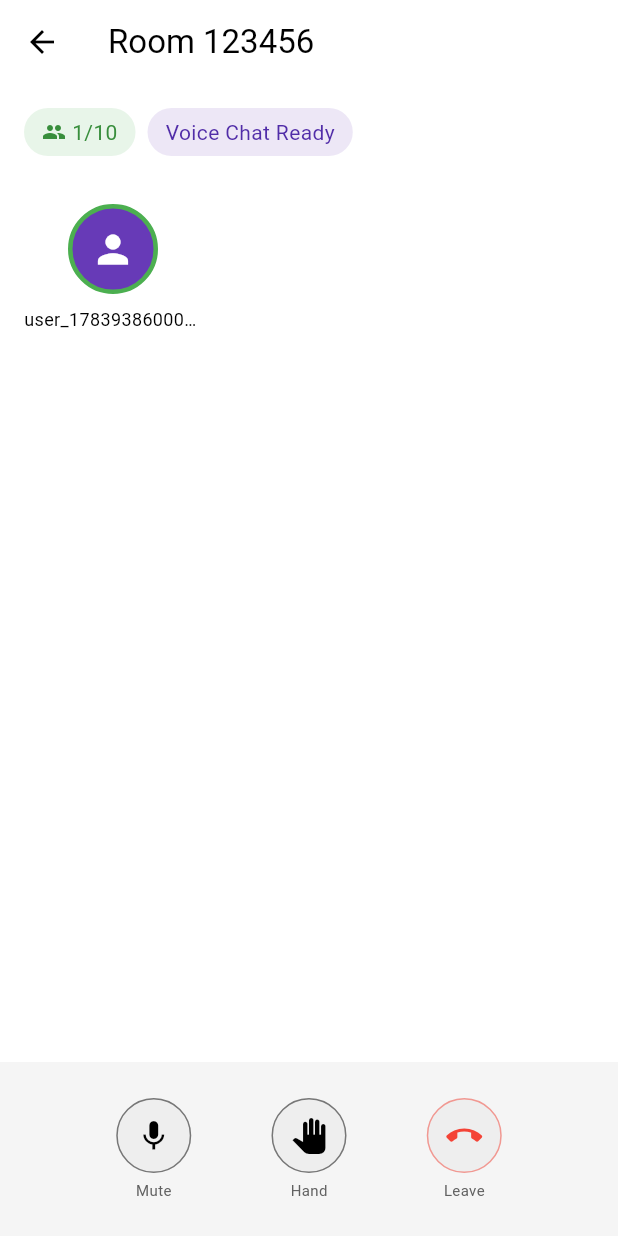
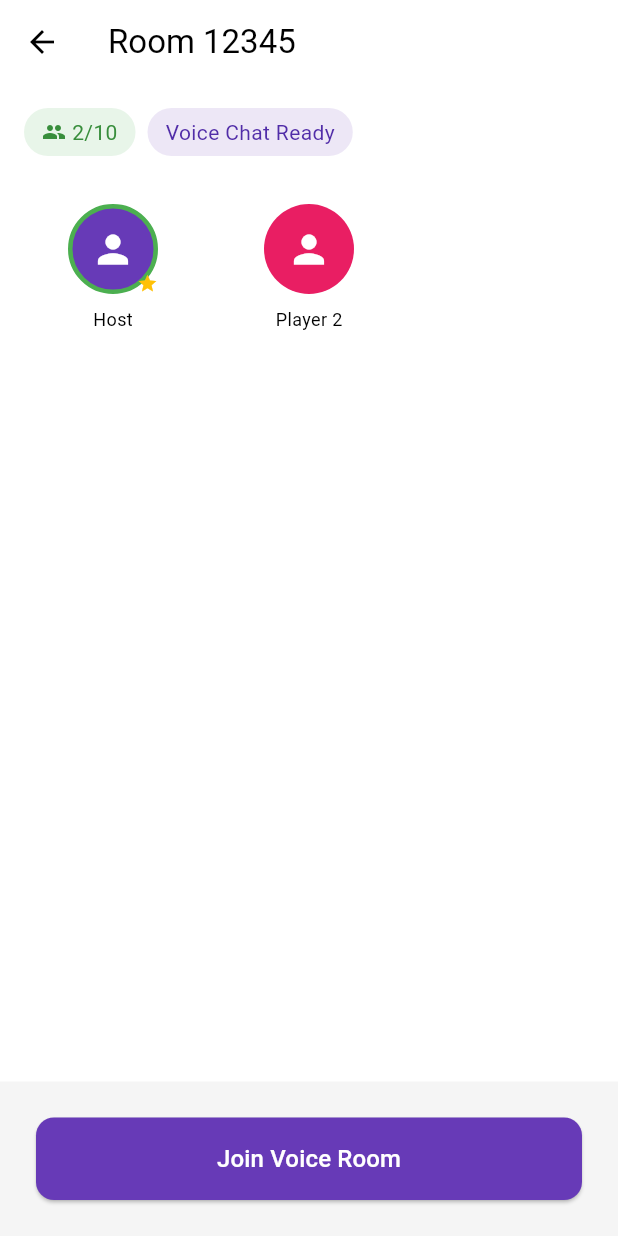
Before and after one commit to webzrtx/playtime, a Flutter app: the VoiceRoomScreen screen opened by its route, on a phone screen of 412 x 824 dp. Run offline on Flutter 3.47's test engine with Material 3 defaults, Android fonts, the phone set to English and light mode, and no system bars.

Commit message:
Fix: Add mock TRTC service and fix VoiceRoomScreen for testing

```diff
--- a/lib/config/trtc_config.dart
+++ b/lib/config/trtc_config.dart
@@ -1,12 +1,9 @@
-/// Tencent TRTC Configuration
+// Tencent TRTC Configuration
+// TODO: Replace with secure backend for UserSig generation
+
 class TRTCConfig {
-  // Your Tencent credentials
-  static const int sdkAppId = 20044652;
-  static const String secretKey = '971dd4f906087a876b1f6e179022a7b4549bb9ccab4bc1b4e31e48aea6bf47c0';
+  static const int sdkAppId = 20044652;  // Your Tencent TRTC SDK App ID
+  static const String secretKey = 'YOUR_SECRET_KEY';  // Replace with your secret key (use env var in production)
 
-  // Default room settings
-  static const int defaultRoomId = 123456;
-
-  // Private room password (if needed)
-  static const String roomPassword = '';
+  static const int defaultRoomId = 12345;
 }
--- a/lib/screens/voice_room_screen.dart
+++ b/lib/screens/voice_room_screen.dart
@@ -2,7 +2,7 @@ import 'package:flutter/material.dart';
 import '../services/trtc_service.dart';
 import '../config/trtc_config.dart';
 
-/// Voice room screen with real TRTC voice chat
+/// Voice room screen with voice chat UI (mock for now)
 class VoiceRoomScreen extends StatefulWidget {
   final String? roomId;
   final bool isHost;
@@ -19,9 +19,8 @@ class VoiceRoomScreen extends StatefulWidget {
 
 class _VoiceRoomScreenState extends State<VoiceRoomScreen> {
   final TRTCService _trtc = TRTCService();
-  bool _isInitialized = false;
+  bool _isJoined = false;
   bool _isMuted = false;
-  bool _isSpeakerOn = true;
   bool _isHandRaised = false;
   String _roomId = '';
   String _userId = '';
@@ -35,19 +34,22 @@ class _VoiceRoomScreenState extends State<VoiceRoomScreen> {
     _roomId = widget.roomId ?? TRTCConfig.defaultRoomId.toString();
     _userId = 'user_${DateTime.now().millisecondsSinceEpoch}';
 
-    // Add self to participants (mock for now)
+    // Add mock participants
     _participants.add(_Participant(
-      name: _userId,
-      isHost: widget.isHost,
+      name: 'Host',
+      isHost: true,
       isSpeaking: true,
       avatarColor: Colors.deepPurple,
     ));
-
-    // Mark as initialized (TRTC will be inited when user taps join)
-    setState(() => _isInitialized = true);
+    _participants.add(_Participant(
+      name: 'Player 2',
+      isHost: false,
+      isSpeaking: false,
+      avatarColor: Colors.pink,
+    ));
   }
 
-  Future<void> _initTRTC() async {
+  Future<void> _joinRoom() async {
     try {
       await _trtc.initialize(
         sdkAppId: TRTCConfig.sdkAppId,
@@ -58,10 +60,29 @@ class _VoiceRoomScreenState extends State<VoiceRoomScreen> {
         await _trtc.createRoom(roomId: _roomId, userId: _userId);
       } else {
         await _trtc.joinRoom(roomId: _roomId, userId: _userId);
+        // Add self as participant when joining
+        _participants.add(_Participant(
+          name: _userId,
+          isHost: false,
+          isSpeaking: false,
+          avatarColor: Colors.blue,
+        ));
       }
+
+      setState(() => _isJoined = true);
     } catch (e) {
       debugPrint('TRTC error: $e');
-      setState(() => _error = e.toString());
+      setState(() {
+        _error = e.toString();
+        _isJoined = true; // Show UI anyway for testing UI
+      });
+    }
+  }
+
+  Future<void> _leaveRoom() async {
+    await _trtc.leaveRoom();
+    if (mounted) {
+      Navigator.pop(context);
     }
   }
 
@@ -71,35 +92,22 @@ class _VoiceRoomScreenState extends State<VoiceRoomScreen> {
     super.dispose();
   }
 
-  void _toggleMute() async {
-    await _trtc.toggleMute();
-    setState(() => _isMuted = _trtc.isMuted);
-  }
-
-  void _toggleSpeaker() async {
-    await _trtc.toggleSpeaker();
-    setState(() => _isSpeakerOn = _trtc.isSpeakerOn);
-  }
-
   @override
   Widget build(BuildContext context) {
     return Scaffold(
       appBar: AppBar(
-        title: Text('Room $_roomId'),
+        title: Text('Room $_roomId', style: const TextStyle(color: Colors.black)),
         backgroundColor: Colors.white,
+        iconTheme: const IconThemeData(color: Colors.black),
         leading: IconButton(
-          icon: const Icon(Icons.arrow_back, color: Colors.black),
-          onPressed: () {
-            _trtc.leaveRoom();
-            Navigator.pop(context);
-          },
+          icon: const Icon(Icons.arrow_back),
+          onPressed: _leaveRoom,
         ),
       ),
       body: Container(
         color: Colors.white,
         child: Column(
           children: [
-            // Room info
             Container(
               padding: const EdgeInsets.all(16),
               child: Row(
@@ -131,7 +139,6 @@ class _VoiceRoomScreenState extends State<VoiceRoomScreen> {
               ),
             ),
 
-            // Error message
             if (_error != null)
               Container(
                 margin: const EdgeInsets.all(16),
@@ -140,10 +147,9 @@ class _VoiceRoomScreenState extends State<VoiceRoomScreen> {
                   color: Colors.red.shade50,
                   borderRadius: BorderRadius.circular(8),
                 ),
-                child: Text(_error!, style: TextStyle(color: Colors.red.shade700)),
+                child: Text('Voice unavailable: $_error', style: TextStyle(color: Colors.red.shade700)),
               ),
 
-            // Participants grid
             Expanded(
               child: GridView.builder(
                 padding: const EdgeInsets.all(16),
@@ -161,14 +167,12 @@ class _VoiceRoomScreenState extends State<VoiceRoomScreen> {
               ),
             ),
 
-            // Controls
             Container(
               padding: const EdgeInsets.all(24),
-              decoration: BoxDecoration(
               color: Colors.grey.shade100,
-              ),
               child: SafeArea(
-                child: Row(
+                child: _isJoined
+                  ? Row(
                       mainAxisAlignment: MainAxisAlignment.spaceEvenly,
                       children: [
                         _ControlButton(
@@ -176,7 +180,10 @@ class _VoiceRoomScreenState extends State<VoiceRoomScreen> {
                           label: _isMuted ? 'Unmute' : 'Mute',
                           color: _isMuted ? Colors.red : Colors.black,
                           isActive: _isMuted,
-                      onTap: _toggleMute,
+                          onTap: () async {
+                            await _trtc.toggleMute();
+                            setState(() => _isMuted = _trtc.isMuted);
+                          },
                         ),
                         _ControlButton(
                           icon: Icons.pan_tool,
@@ -190,12 +197,17 @@ class _VoiceRoomScreenState extends State<VoiceRoomScreen> {
                           label: 'Leave',
                           color: Colors.red,
                           isActive: false,
-                      onTap: () {
-                        _trtc.leaveRoom();
-                        Navigator.pop(context);
-                      },
+                          onTap: _leaveRoom,
                         ),
                       ],
+                    )
+                  : ElevatedButton(
+                      onPressed: _joinRoom,
+                      style: ElevatedButton.styleFrom(
+                        backgroundColor: Colors.deepPurple,
+                        minimumSize: const Size(double.infinity, 48),
+                      ),
+                      child: const Text('Join Voice Room', style: TextStyle(color: Colors.white, fontSize: 16)),
                     ),
               ),
             ),
@@ -238,14 +250,10 @@ class _ParticipantCard extends StatelessWidget {
               child: const Icon(Icons.person, color: Colors.white, size: 30),
             ),
             if (participant.isHost)
-              Positioned(
+              const Positioned(
                 right: 0,
                 bottom: 0,
-                child: Container(
-                  padding: const EdgeInsets.all(2),
-                  decoration: const BoxDecoration(color: Colors.amber, shape: BoxShape.circle),
-                  child: const Icon(Icons.star, size: 14, color: Colors.white),
-                ),
+                child: Icon(Icons.star, size: 14, color: Colors.amber),
               ),
           ],
         ),
--- a/lib/services/trtc_service.dart
+++ b/lib/services/trtc_service.dart
@@ -1,46 +1,35 @@
-import 'package:flutter/foundation.dart';
+// Mock TRTC service for testing without Tencent SDK
+// Replace with real implementation when Tencent credentials are available
 
-/// Mock TRTC Service - no native libs, works on all devices
 class TRTCService {
-  static final TRTCService _instance = TRTCService._internal();
-  factory TRTCService() => _instance;
-  TRTCService._internal();
-
-  bool _isInitialized = false;
-  String? _currentRoomId;
-  bool _isMuted = false;
+  bool isMuted = false;
+  bool isSpeakerOn = true;
 
   Future<void> initialize({required int sdkAppId, required String secretKey}) async {
-    _isInitialized = true;
-    debugPrint('TRTC Service (mock) initialized');
+    // Mock initialization - no-op for now
+    await Future.delayed(const Duration(milliseconds: 100));
   }
 
   Future<void> createRoom({required String roomId, required String userId}) async {
-    _currentRoomId = roomId;
-    debugPrint('Created mock room: $roomId');
+    // Mock room creation - no-op for now
+    await Future.delayed(const Duration(milliseconds: 100));
   }
 
   Future<void> joinRoom({required String roomId, required String userId}) async {
-    _currentRoomId = roomId;
-    debugPrint('Joined mock room: $roomId');
+    // Mock room join - no-op for now
+    await Future.delayed(const Duration(milliseconds: 100));
   }
 
   Future<void> leaveRoom() async {
-    _currentRoomId = null;
-    debugPrint('Left room');
+    // Mock leave - no-op for now
+    await Future.delayed(const Duration(milliseconds: 50));
   }
 
   Future<void> toggleMute() async {
-    _isMuted = !_isMuted;
+    isMuted = !isMuted;
   }
 
-  Future<void> toggleSpeaker() async {}
-
-  String? get currentRoomId => _currentRoomId;
-  bool get isMuted => _isMuted;
-  bool get isSpeakerOn => true;
-
-  Future<void> dispose() async {
-    await leaveRoom();
+  Future<void> toggleSpeaker() async {
+    isSpeakerOn = !isSpeakerOn;
   }
 }
--- a/pubspec.yaml
+++ b/pubspec.yaml
@@ -34,9 +34,9 @@ dependencies:
   # State management
   provider: ^6.1.2
 
-  # Tencent TRTC - commented out due to native lib crash on some devices
-  # tencent_rtc_sdk: ^13.4.1
-  # crypto: ^3.0.3
+  # Tencent Live Kit for voice/video chat
+  # tencent_live_uikit temporarily disabled due to Flutter version constraints
+  # tencent_live_uikit: ^5.0.0
 
   # UUID for room IDs
   uuid: ^4.3.3
```
Also changed, not shown: pubspec.lock, 3 other files. Lines whose indentation alone changed are shown as unchanged.
